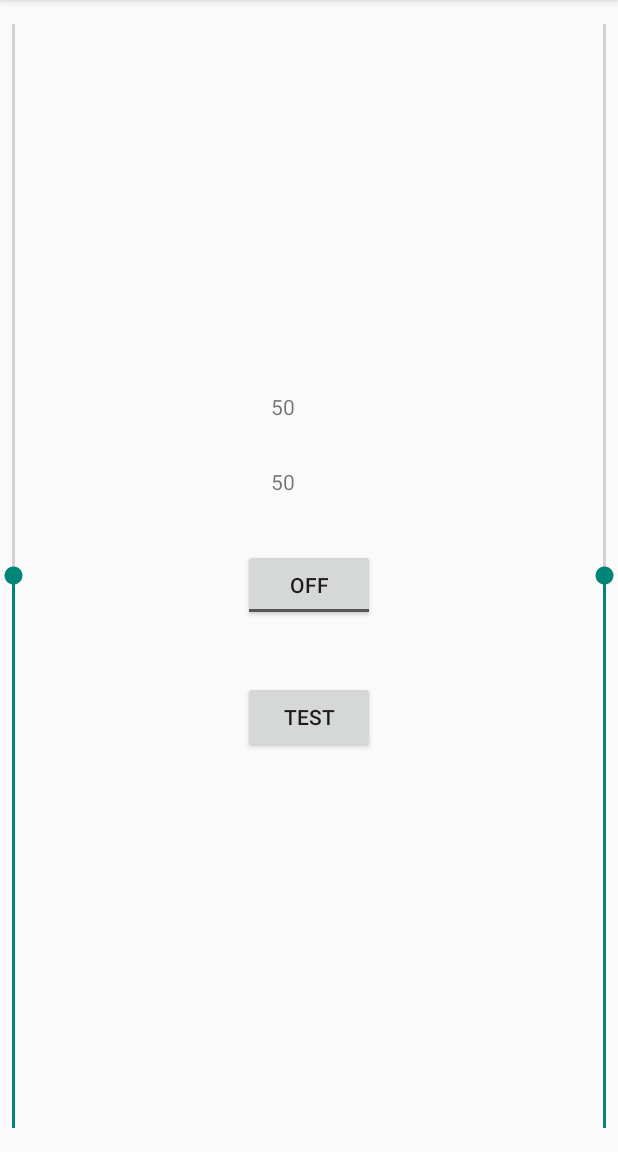
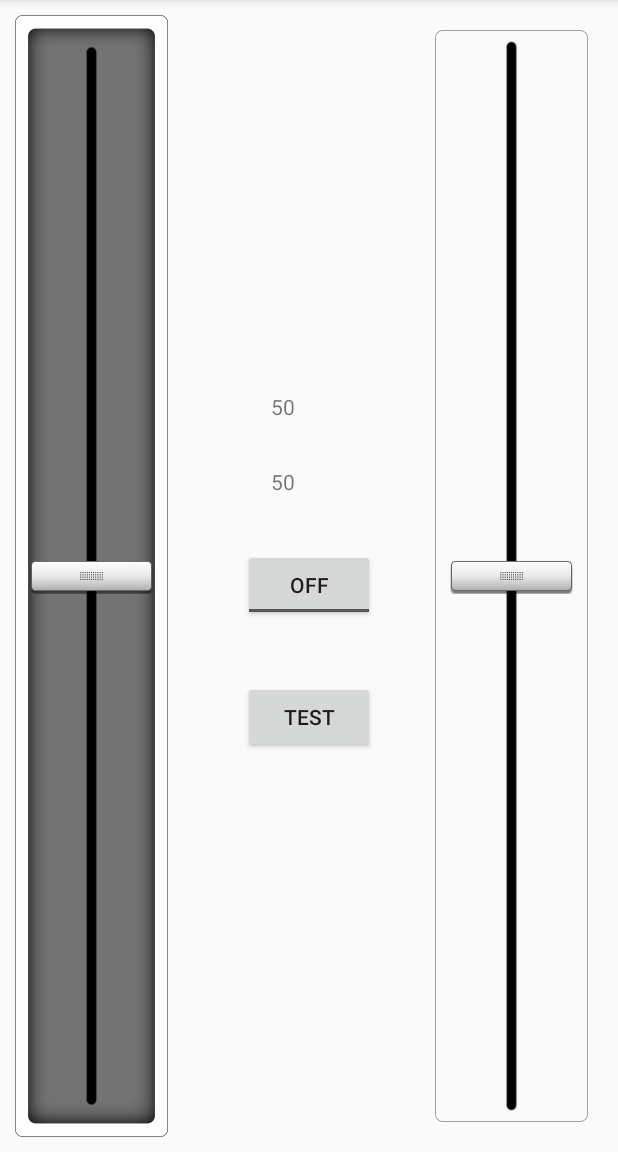
Before and after one commit to bundie1990/RoboRC, an Android app: the screen it shows after launch (MainActivity), on a phone screen of 412 x 824 dp, the part 84-1236 px from its top. Run offline under Robolectric (Android 15) with nearby library versions, the phone set to English and light mode, and no system bars.

Commit message:
Themed seekbar

```diff
--- /dev/null
+++ b/app/src/main/res/drawable-xxhdpi/seek_back.xml
@@ -0,0 +1,18 @@
+<?xml version="1.0" encoding="utf-8"?>
+<selector xmlns:android="http://schemas.android.com/apk/res/android">
+
+    <item android:state_pressed="true"
+          android:state_window_focused="true"
+          android:drawable="@drawable/seek_thumb_pressed" />
+
+    <item android:state_focused="true"
+          android:state_window_focused="true"
+          android:drawable="@drawable/seek_thumb_normal" />
+
+    <item android:state_selected="true"
+          android:state_window_focused="true"
+          android:drawable="@drawable/seek_thumb_normal" />
+
+    <item android:drawable="@drawable/seek_thumb_normal" />
+
+</selector>
--- /dev/null
+++ b/app/src/main/res/drawable-xxhdpi/seek_thumb.xml
@@ -0,0 +1,18 @@
+<?xml version="1.0" encoding="utf-8"?>
+<selector xmlns:android="http://schemas.android.com/apk/res/android">
+
+    <item android:state_pressed="true"
+          android:state_window_focused="true"
+          android:drawable="@drawable/seek_thumb_pressed" />
+
+    <item android:state_focused="true"
+          android:state_window_focused="true"
+          android:drawable="@drawable/seek_thumb_normal" />
+
+    <item android:state_selected="true"
+          android:state_window_focused="true"
+          android:drawable="@drawable/seek_thumb_normal" />
+
+    <item android:drawable="@drawable/seek_thumb_normal" />
+
+</selector>
--- a/app/src/main/res/layout/activity_main.xml
+++ b/app/src/main/res/layout/activity_main.xml
@@ -16,14 +16,28 @@
             android:layout_width="fill_parent"
             android:layout_height="wrap_content"
             android:layout_alignParentTop="true"
-            android:progress="50" />
+            android:progress="50"
+            android:thumb="@drawable/seek_thumb"
+            android:background="@drawable/seek_back_dark"
+            android:layout_margin="10dp"
+            android:paddingBottom="10dp"
+            android:paddingRight="25dp"
+            android:paddingTop="10dp"
+            android:paddingLeft="25dp"
+            android:progressDrawable="@android:color/transparent" />
 
         <net.fadvisor.roborc.MySeekBar
             android:id="@+id/sb2"
             android:layout_width="fill_parent"
             android:layout_height="wrap_content"
             android:layout_alignParentBottom="true"
-            android:progress="50" />
+            android:progress="50"
+            android:thumb="@drawable/seek_thumb"
+            android:background="@drawable/seek_back_light"
+            android:layout_margin="20dp"
+            android:progressDrawable="@android:color/transparent"
+            android:paddingTop="10dp"
+            android:paddingBottom="10dp" />
 
         <LinearLayout
             android:orientation="horizontal"
```
Also changed, not shown: app/src/main/res/drawable-xxhdpi/seek_back_dark.9.png (added), app/src/main/res/drawable-xxhdpi/seek_back_light.9.png (added), app/src/main/res/drawable-xxhdpi/seek_thumb_normal.9.png (added), app/src/main/res/drawable-xxhdpi/seek_thumb_pressed.9.png (added).
